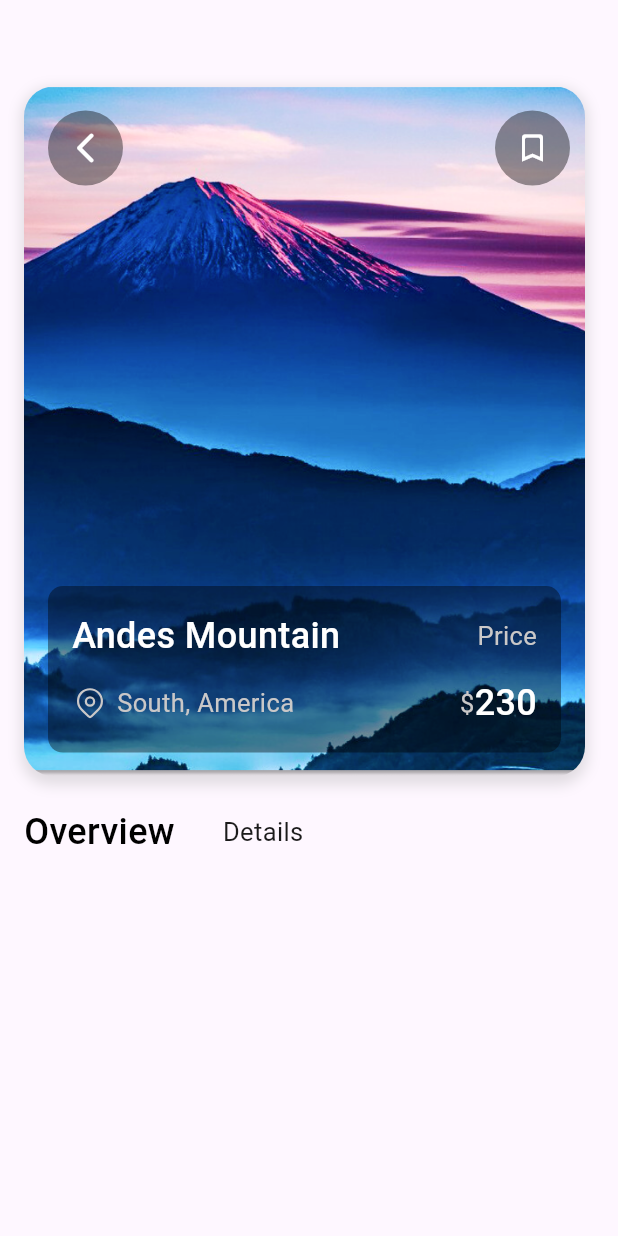
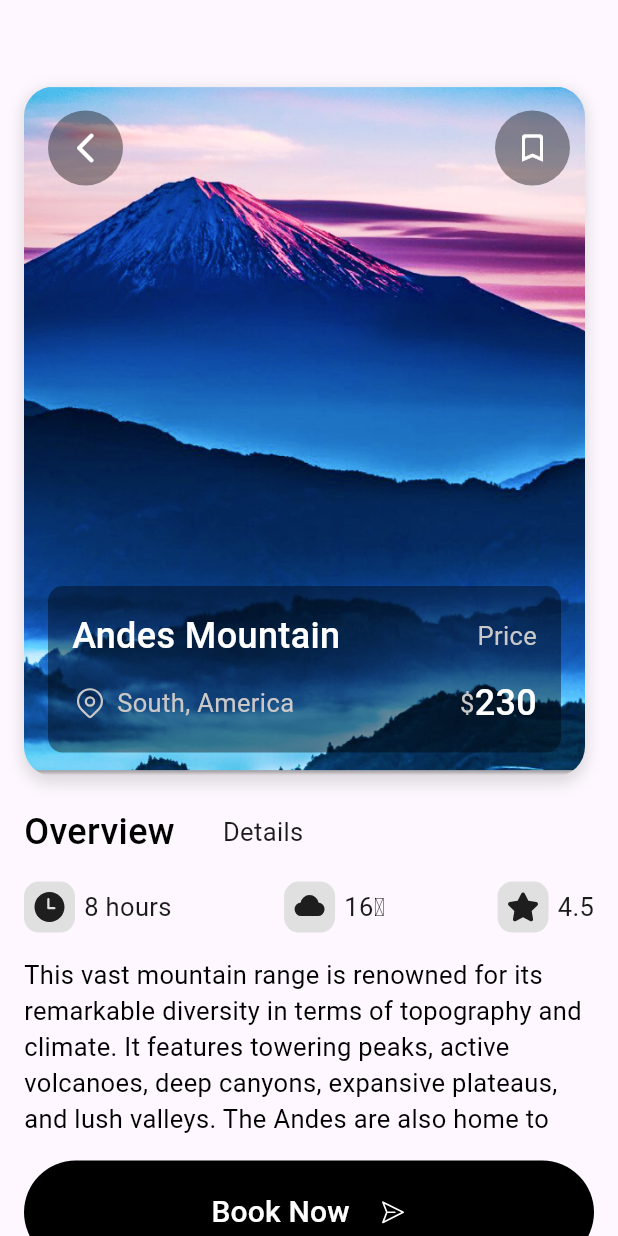
Before and after one commit to Adeyemi-Favour/travel-app, a Flutter app: the travelPage screen opened directly, on a phone screen of 412 x 824 dp. Run offline on Flutter 3.47's test engine with Material 3 defaults, Android fonts, the phone set to English and light mode, and no system bars; our stand-ins replace fluentui_system_icons, google_fonts; network calls fail.

Commit message:
content update

```diff
--- a/lib/homePage.dart
+++ b/lib/homePage.dart
@@ -11,6 +11,8 @@ class homePage extends StatelessWidget {
   Widget build(BuildContext context) {
     return Scaffold(
       bottomNavigationBar: BottomNavigationBar(
+        selectedItemColor: Colors.black,
+        unselectedItemColor: Colors.grey.shade400,
         items: [
           BottomNavigationBarItem(
               icon: Column(
@@ -21,17 +23,20 @@ class homePage extends StatelessWidget {
                     height: 5,
                     decoration: BoxDecoration(
                         color: Colors.red,
-                        borderRadius: BorderRadius.all(Radius.circular(10),)
-                    ),
+                        borderRadius: BorderRadius.all(
+                          Radius.circular(10),
+                        )),
                   )
                 ],
-              ), label: 'Home'
-          ),
+              ),
+              label: 'Home'),
           BottomNavigationBarItem(
-              icon: Icon(Icons.access_time_rounded), label: 'History')
-          // BottomNavigationBarItem(icon: Icon(FluentIcons.home_24_filled), label: 'Home'),
-          // BottomNavigationBarItem(
-          //     icon: Icon(Icons.access_time_rounded), label: 'History')
+              icon: Icon(Icons.access_time_rounded), label: 'History'),
+          BottomNavigationBarItem(
+              icon: Icon(FluentIcons.heart_24_regular), label: 'Favorite'),
+          BottomNavigationBarItem(
+              icon: Icon(FluentIcons.person_24_regular),
+              label: 'Profile')
         ],
       ),
       body: ListView(
--- a/lib/main.dart
+++ b/lib/main.dart
@@ -17,7 +17,7 @@ class travelApp extends StatelessWidget {
           appBarTheme: AppBarTheme(centerTitle: true),
           bottomNavigationBarTheme: BottomNavigationBarThemeData(
             showSelectedLabels: false,
-            showUnselectedLabels: false
+            showUnselectedLabels: false,
           ),
           textTheme: TextTheme(
             bodyMedium: TextStyle(color: Colors.black),
--- a/lib/travelPage.dart
+++ b/lib/travelPage.dart
@@ -1,3 +1,5 @@
+import 'dart:ui';
+
 import 'package:fluentui_system_icons/fluentui_system_icons.dart';
 import 'package:flutter/material.dart';
 
@@ -148,7 +150,9 @@ class travelPage extends StatelessWidget {
             ),
           Padding(
             padding: const EdgeInsets.only(top: 20.0),
-            child: Row(
+            child: Column(
+              children: [
+                Row(
                   crossAxisAlignment: CrossAxisAlignment.center,
                   children: [
                     Text(
@@ -170,6 +174,109 @@ class travelPage extends StatelessWidget {
                     )
                   ],
                 ),
+                SizedBox(height: 16,),
+                Row(
+                  mainAxisAlignment: MainAxisAlignment.spaceBetween,
+                  children: [
+                    Row(
+                      children: [
+                        Container(
+                          width: 34,
+                          height: 34,
+                          decoration: BoxDecoration(
+                            borderRadius: BorderRadius.all(Radius.circular(10),),
+                            color: Colors.grey.shade300
+                          ),
+                          child: Icon(FluentIcons.clock_24_filled),
+                        ),
+                        SizedBox(width: 6,),
+                        Text(
+                          '8 hours',
+                          style: TextStyle(
+                            color: Color(0xFF1B1B1B),
+                            fontSize: 17,
+                            fontWeight: FontWeight.w400
+                          ),
+                        )
+                      ],
+                    ),
+                    Row(
+                      children: [
+                        Container(
+                          width: 34,
+                          height: 34,
+                          decoration: BoxDecoration(
+                              borderRadius: BorderRadius.all(Radius.circular(10),),
+                              color: Colors.grey.shade300
+                          ),
+                          child: Icon(FluentIcons.cloud_24_filled),
+                        ),
+                        SizedBox(width: 6,),
+                        Text(
+                          '16℃',
+                          style: TextStyle(
+                              color: Color(0xFF1B1B1B),
+                              fontSize: 17,
+                              fontWeight: FontWeight.w400
+                          ),
+                        )
+                      ],
+                    ),
+                    Row(
+                      children: [
+                        Container(
+                          width: 34,
+                          height: 34,
+                          decoration: BoxDecoration(
+                              borderRadius: BorderRadius.all(Radius.circular(10),),
+                              color: Colors.grey.shade300
+                          ),
+                          child: Icon(FluentIcons.star_24_filled),
+                        ),
+                        SizedBox(width: 6,),
+                        Text(
+                          '4.5',
+                          style: TextStyle(
+                              color: Color(0xFF1B1B1B),
+                              fontSize: 17,
+                              fontWeight: FontWeight.w400
+                          ),
+                        )
+                      ],
+                    )
+                  ],
+                ),
+                SizedBox(height: 16,),
+                Container(
+                    child: Text(
+                  'This vast mountain range is renowned for its remarkable diversity in terms of topography and climate. It features towering peaks, active volcanoes, deep canyons, expansive plateaus, and lush valleys. The Andes are also home to ',
+                  style: TextStyle(fontSize: 17),
+                )),
+                SizedBox(height: 16,),
+                ElevatedButton(
+                  style: ButtonStyle(
+                    backgroundColor: WidgetStateProperty.all(Colors.black),
+                    padding: WidgetStateProperty.all(EdgeInsets.all(20))
+                  ),
+                  onPressed: null,
+                  child: Row(mainAxisAlignment: MainAxisAlignment.center,
+                    children: [
+                      Text(
+                        'Book Now',
+                        style: TextStyle(
+                          color: Colors.white,
+                          fontSize: 20,
+                          fontWeight: FontWeight.w500,
+                        ),
+                      ),
+                      SizedBox(width: 20,),
+                      Icon(FluentIcons.send_24_regular, color: Colors.white,)
+                    ],
+                  ),
+                ),
+                SizedBox(height: 16,),
+              ],
+            ),
           )
         ],
       ),
```
Lines whose indentation alone changed are shown as unchanged.
